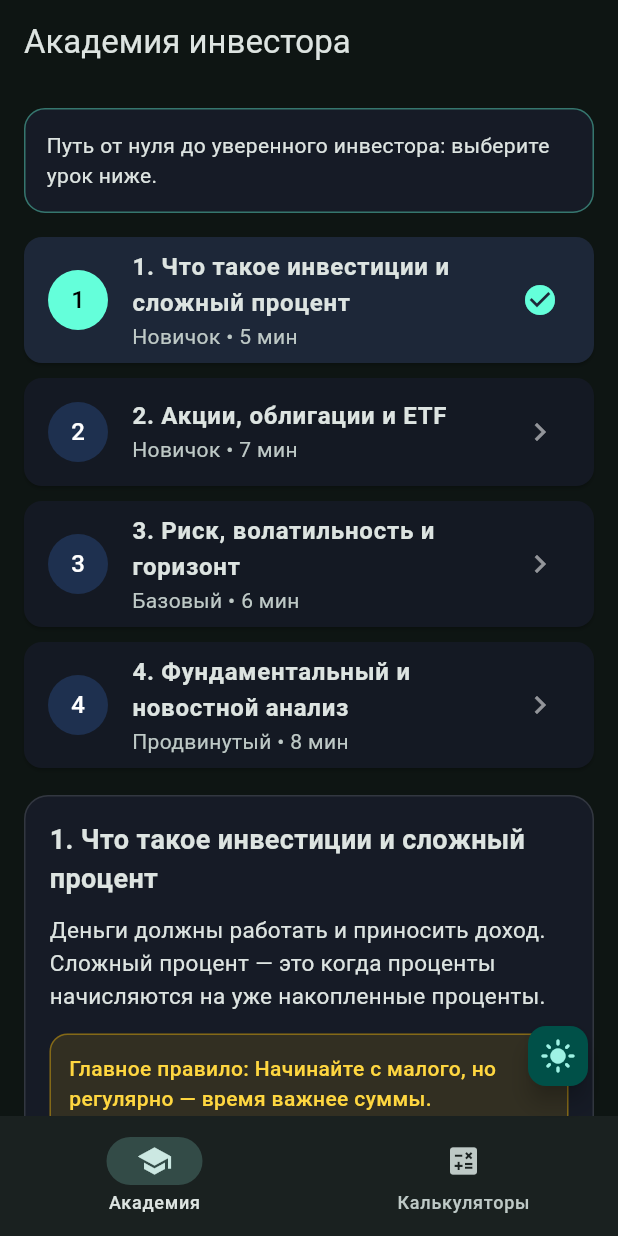
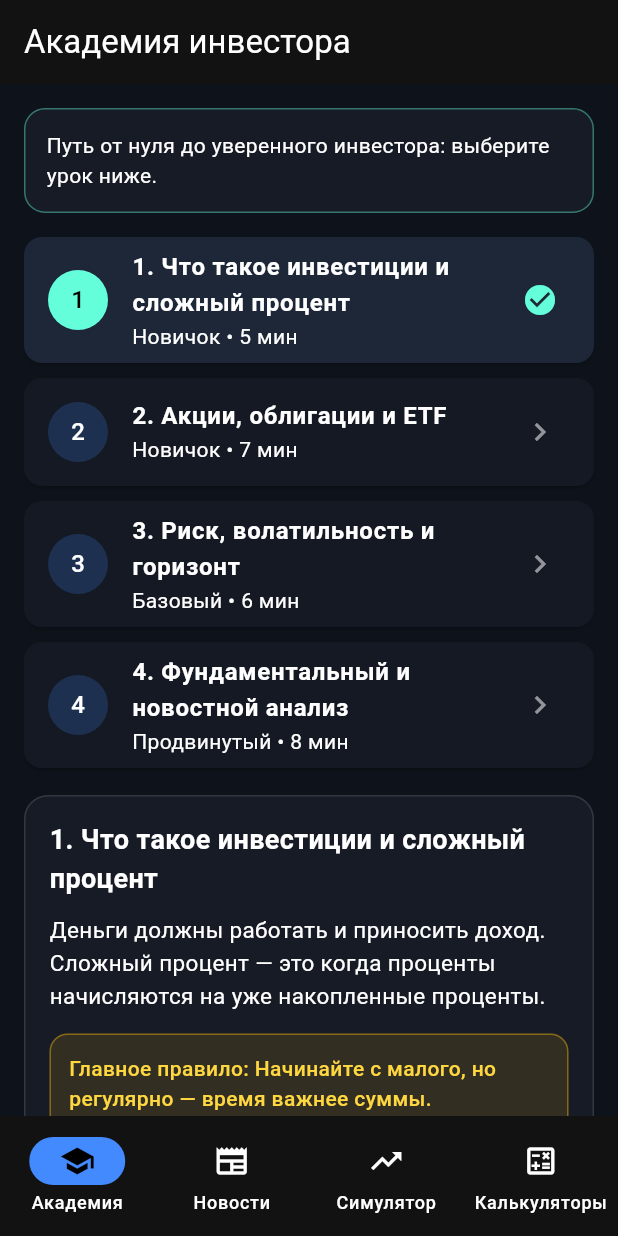
Before and after one commit to apriory50-create/invest_trainer_2, a Flutter app: the screen it shows after launch, on a phone screen of 412 x 824 dp. Run offline on Flutter 3.47's test engine with Material 3 defaults, Android fonts, the phone set to English and light mode, and no system bars.

Commit message:
Update main.dart

```diff
--- a/lib/main.dart
+++ b/lib/main.dart
@@ -1,60 +1,84 @@
 import 'package:flutter/material.dart';
 import 'academy_screen.dart';
 import 'calculators_screen.dart';
+import 'news_screen.dart';
+import 'simulation_screen.dart';
 
 void main() {
   runApp(const InvestTrainerApp());
 }
 
-class InvestTrainerApp extends StatefulWidget {
+class InvestTrainerApp extends StatelessWidget {
   const InvestTrainerApp({super.key});
-
-  @override
-  State<InvestTrainerApp> createState() => _InvestTrainerAppState();
-}
-
-class _InvestTrainerAppState extends State<InvestTrainerApp> {
-  ThemeMode _themeMode = ThemeMode.dark;
-  int _tabIndex = 0;
 
   @override
   Widget build(BuildContext context) {
     return MaterialApp(
-      title: 'Тренажер Инвестора',
       debugShowCheckedModeBanner: false,
-      themeMode: _themeMode,
+      title: 'Академия: с 0 до Профи',
       theme: ThemeData(
-        colorSchemeSeed: Colors.teal,
+        brightness: Brightness.dark,
+        scaffoldBackgroundColor: const Color(0xFF0E131B),
+        colorScheme: const ColorScheme.dark(
+          primary: Colors.tealAccent,
+          secondary: Colors.blueAccent,
+        ),
         useMaterial3: true,
-        brightness: Brightness.light,
       ),
-      darkTheme: ThemeData(
-        colorSchemeSeed: Colors.teal,
-        useMaterial3: true,
-        brightness: Brightness.dark,
+      home: const HomeShell(),
+    );
+  }
+}
+
+class HomeShell extends StatefulWidget {
+  const HomeShell({super.key});
+
+  @override
+  State<HomeShell> createState() => _HomeShellState();
+}
+
+class _HomeShellState extends State<HomeShell> {
+  int _index = 0;
+
+  final List<Widget> _screens = const [
+    AcademyScreen(),
+    NewsScreen(),
+    SimulationScreen(),
+    CalculatorsScreen(),
+  ];
+
+  @override
+  Widget build(BuildContext context) {
+    return Scaffold(
+      body: IndexedStack(
+        index: _index,
+        children: _screens,
       ),
-      home: Scaffold(
-        body: _tabIndex == 0 ? const AcademyScreen() : const CalculatorsScreen(),
-        bottomNavigationBar: NavigationBar(
-          selectedIndex: _tabIndex,
-          onDestinationSelected: (i) => setState(() => _tabIndex = i),
-          destinations: const [
-            NavigationDestination(icon: Icon(Icons.school), label: 'Академия'),
-            NavigationDestination(icon: Icon(Icons.calculate), label: 'Калькуляторы'),
-          ],
-        ),
-        floatingActionButton: FloatingActionButton.small(
-          tooltip: 'Сменить тему',
-          onPressed: () {
-            setState(() {
-              _themeMode =
-                  _themeMode == ThemeMode.dark ? ThemeMode.light : ThemeMode.dark;
-            });
-          },
-          child: Icon(
-            _themeMode == ThemeMode.dark ? Icons.light_mode : Icons.dark_mode,
+      bottomNavigationBar: NavigationBar(
+        selectedIndex: _index,
+        onDestinationSelected: (i) => setState(() => _index = i),
+        destinations: const [
+          NavigationDestination(
+            icon: Icon(Icons.school_outlined),
+            selectedIcon: Icon(Icons.school),
+            label: 'Академия',
           ),
-        ),
+          NavigationDestination(
+            icon: Icon(Icons.newspaper_outlined),
+            selectedIcon: Icon(Icons.newspaper),
+            label: 'Новости',
+          ),
+          NavigationDestination(
+            icon: Icon(Icons.trending_up_outlined),
+            selectedIcon: Icon(Icons.trending_up),
+            label: 'Симулятор',
+          ),
+          NavigationDestination(
+            icon: Icon(Icons.calculate_outlined),
+            selectedIcon: Icon(Icons.calculate),
+            label: 'Калькуляторы',
+          ),
+        ],
       ),
     );
   }
```
